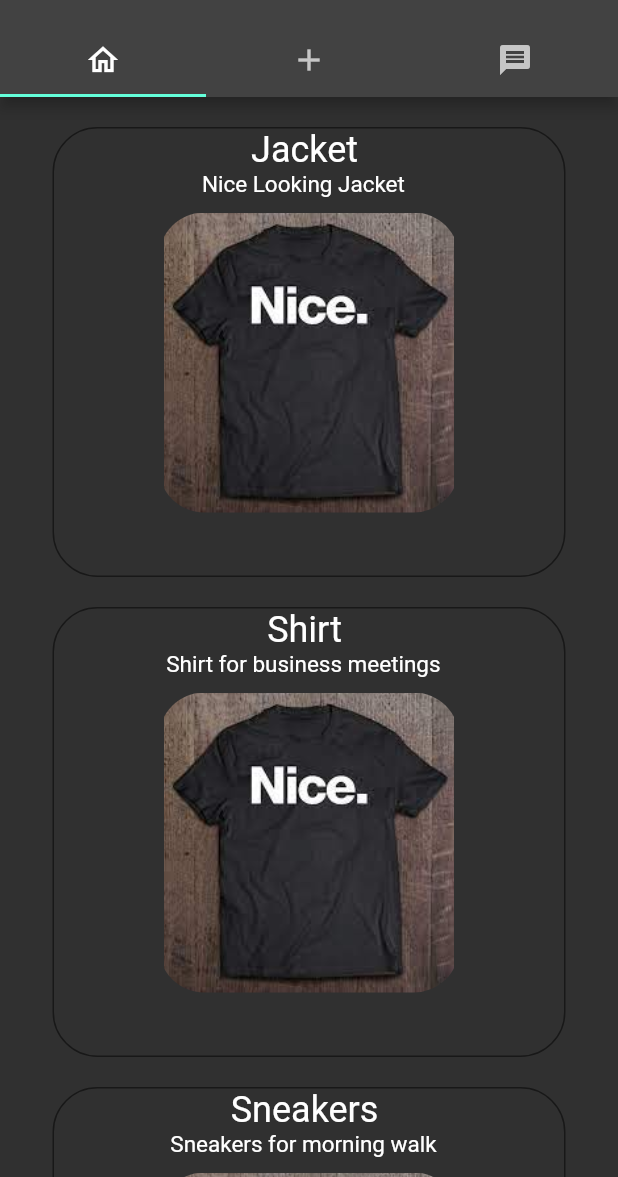
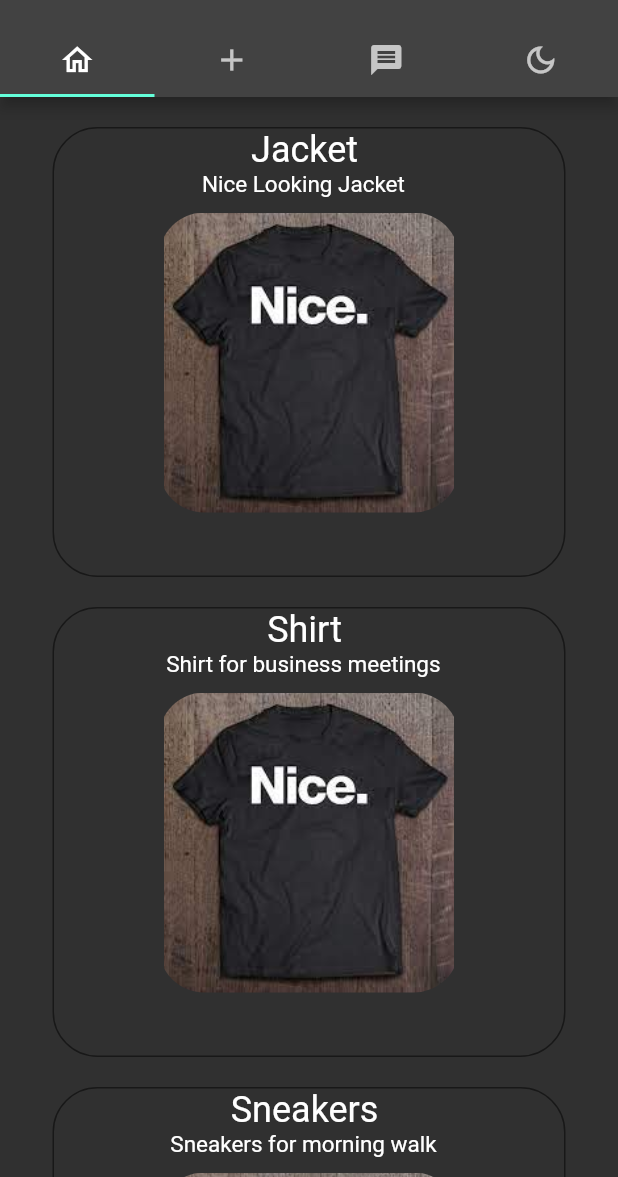
Before and after one commit to Marzipane/flutter-provider-application, a Flutter app: the screen it shows after launch, on a phone screen of 412 x 824 dp, the part 59-1236 px from its top. Run offline on Flutter 3.47's test engine with Material 2 defaults, Android fonts, the phone set to English and light mode, and no system bars.

```diff
--- a/lib/main.dart
+++ b/lib/main.dart
@@ -4,6 +4,7 @@ import 'package:flutter/services.dart';
 import 'package:provider/provider.dart';
 
 import 'pages/counter_page.dart';
+import 'pages/theme_page.dart';
 import 'pages/widhlist_page.dart';
 
 void main() => runApp(const MyApp());
@@ -36,11 +37,10 @@ class MyApp extends StatelessWidget {
             initialData: 0,
             create: (_) => EventProvider().intStream(),
           ),
+          ChangeNotifierProvider<ThemeChangeProvider>.value(value: ThemeChangeProvider()),
         ],
         child: DefaultTabController(
-          length: 3,
-          child: DefaultTabController(
-            length: 3,
+          length: 4,
           child: Scaffold(
             appBar: AppBar(
               title: const Text("Provider Demo"),
@@ -50,6 +50,7 @@ class MyApp extends StatelessWidget {
                   Tab(icon: Icon(Icons.home_outlined)),
                   Tab(icon: Icon(Icons.add)),
                   Tab(icon: Icon(Icons.message)),
+                  Tab(icon: Icon(Icons.dark_mode_outlined)),
                 ],
               ),
             ),
@@ -58,8 +59,8 @@ class MyApp extends StatelessWidget {
                 WishlistPage(),
                 CounterPage(),
                 MyEventPage(),
+                ThemePage()
               ],
-              ),
             ),
           ),
         ),
@@ -103,7 +104,7 @@ class CountProvider extends ChangeNotifier {
     }
   }
 
-// UserProvider (Future)
+// ItemProvider (Future)
 class ItemProvider {
   final String _dataPath = "assets/items.json";
   List<Item> items = [];
```
Also changed, not shown: lib/pages/theme_page.dart (added, +68 -0 lines). Lines whose indentation alone changed are shown as unchanged.
